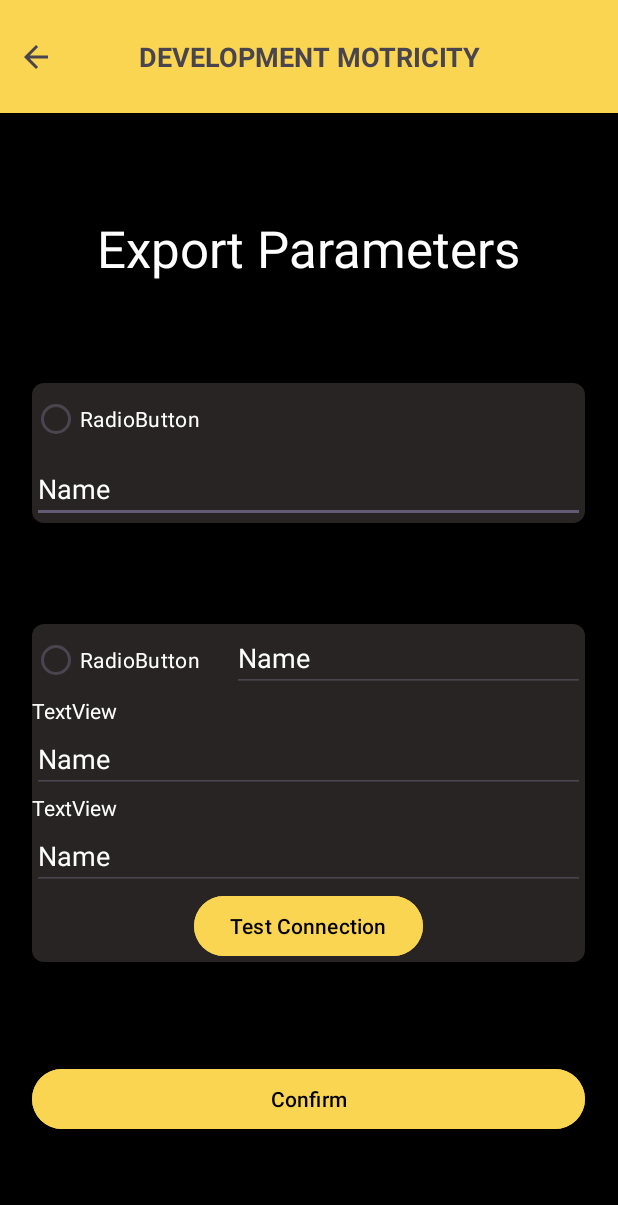
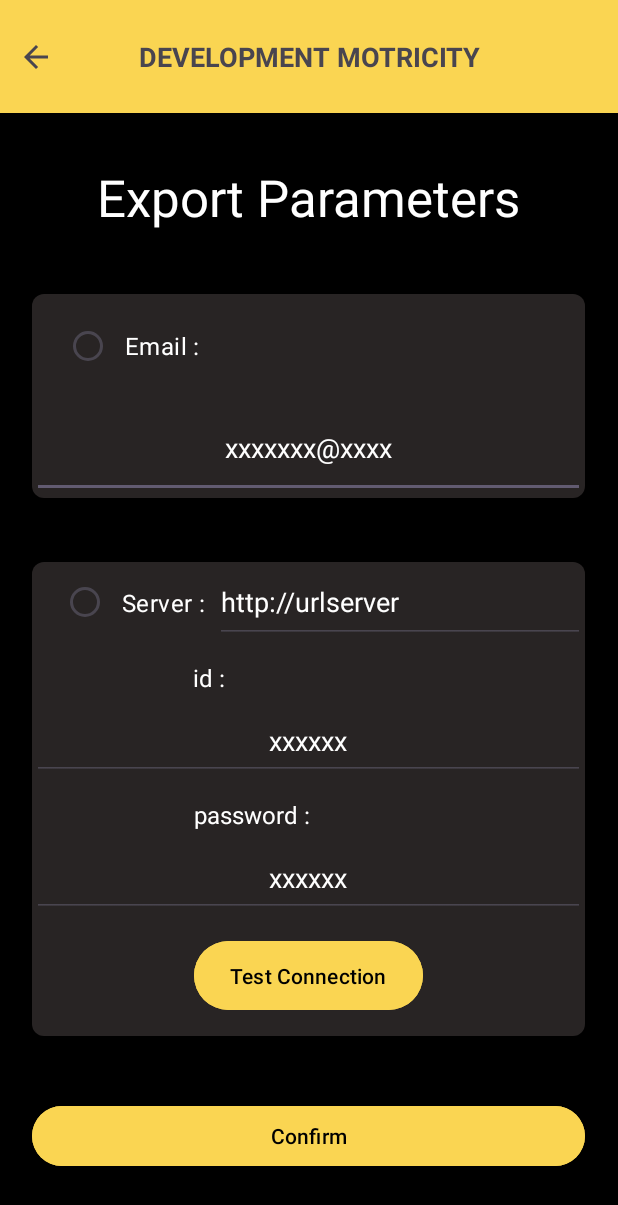
Before and after one commit to RGouaud/MotricityExercices, an Android app: the SettingsActivity screen opened directly, with no data from a screen before it, on a phone screen of 412 x 824 dp. Shown: the top 1205 px of the screen. Run offline under Robolectric (Android 15) with nearby library versions, the phone set to English and light mode, and no system bars.

Commit message:
Fin page parametres, il manque que la sauvegarde du type d'export

```diff
--- a/app/src/main/java/com/example/ex_motricite/ListTestActivity.java
+++ b/app/src/main/java/com/example/ex_motricite/ListTestActivity.java
@@ -10,6 +10,8 @@ import android.content.Intent;
 public class ListTestActivity extends AppCompatActivity {
 
     private Button buttonExport;
+    private Button buttonDelete;
+
 
     @Override
     protected void onCreate(Bundle savedInstanceState) {
@@ -17,6 +19,8 @@ public class ListTestActivity extends AppCompatActivity {
         setContentView(R.layout.activity_list_of_test);
 
         buttonExport = findViewById(R.id.b_exportSelection);
+        buttonDelete = findViewById(R.id.b_deselectAll);
+
 
         buttonExport.setOnClickListener(new View.OnClickListener() {
             @Override
@@ -25,5 +29,13 @@ public class ListTestActivity extends AppCompatActivity {
                 startActivity(intent);
             }
         });
+
+        buttonDelete.setOnClickListener(new View.OnClickListener() {
+            @Override
+            public void onClick(View v) {
+                Intent intent = new Intent(ListTestActivity.this, SettingsActivity.class);
+                startActivity(intent);
+            }
+        });
     }
 }
--- a/app/src/main/java/com/example/ex_motricite/SettingsActivity.java
+++ b/app/src/main/java/com/example/ex_motricite/SettingsActivity.java
@@ -3,12 +3,45 @@ package com.example.ex_motricite;
 import androidx.appcompat.app.AppCompatActivity;
 
 import android.os.Bundle;
+import android.view.View;
+import android.widget.RadioButton;
 
 public class SettingsActivity extends AppCompatActivity {
+
+    private RadioButton rbEmail;
+    private RadioButton rbServer;
 
     @Override
     protected void onCreate(Bundle savedInstanceState) {
         super.onCreate(savedInstanceState);
         setContentView(R.layout.activity_settings);
+
+        rbEmail = findViewById(R.id.rb_email);
+        rbServer = findViewById(R.id.rb_server);
+
+        rbEmail.setOnClickListener(new View.OnClickListener() {
+            @Override
+            public void onClick(View v) {
+                onRadioButtonClicked(rbEmail);
+            }
+        });
+
+        rbServer.setOnClickListener(new View.OnClickListener() {
+            @Override
+            public void onClick(View v) {
+                onRadioButtonClicked(rbServer);
+            }
+        });
     }
+
+    private void onRadioButtonClicked(RadioButton clickedRadioButton) {
+        // Décoche l'autre RadioButton et le désactive
+        if (clickedRadioButton == rbEmail) {
+            rbServer.setChecked(false);
+        } else if (clickedRadioButton == rbServer) {
+            rbEmail.setChecked(false);
+        }
+
+    }
+
 }
--- a/app/src/main/res/layout/activity_settings.xml
+++ b/app/src/main/res/layout/activity_settings.xml
@@ -45,12 +45,13 @@
                     <Space
                         android:layout_width="match_parent"
                         android:layout_height="wrap_content"
-                        android:layout_weight="1" />
+                        android:layout_weight="4" />
 
                     <TextView
                         android:id="@+id/tv_Parameters"
                         android:layout_width="match_parent"
                         android:layout_height="wrap_content"
+                        android:layout_weight="1"
                         android:text="Export Parameters"
                         android:textAlignment="center"
                         android:textColor="#FFFFFF"
@@ -59,28 +60,50 @@
                     <Space
                         android:layout_width="match_parent"
                         android:layout_height="wrap_content"
-                        android:layout_weight="1" />
+                        android:layout_weight="4" />
 
                     <LinearLayout
                         android:layout_width="match_parent"
                         android:layout_height="wrap_content"
+                        android:layout_weight="5"
                         android:background="@drawable/layout_bg_rounded"
                         android:orientation="vertical">
 
-                        <RadioButton
-                            android:id="@+id/radioButton"
+                        <LinearLayout
                             android:layout_width="match_parent"
                             android:layout_height="wrap_content"
-                            android:text="RadioButton"
-                            android:textColor="#FFFFFF" />
+                            android:layout_weight="1"
+                            android:orientation="horizontal">
+
+                            <Space
+                                android:layout_width="wrap_content"
+                                android:layout_height="match_parent"
+                                android:layout_weight="1" />
+
+                            <RadioButton
+                                android:id="@+id/rb_email"
+                                android:layout_width="wrap_content"
+                                android:layout_height="match_parent"
+                                android:layout_weight="2"
+                                android:text="  Email :"
+                                android:textColor="#FFFFFF"
+                                android:textSize="16sp" />
+
+                            <Space
+                                android:layout_width="wrap_content"
+                                android:layout_height="match_parent"
+                                android:layout_weight="10" />
+                        </LinearLayout>
 
                         <EditText
                             android:id="@+id/editTextText"
                             android:layout_width="match_parent"
                             android:layout_height="wrap_content"
+                            android:layout_weight="1"
                             android:ems="10"
                             android:inputType="text"
-                            android:text="Name"
+                            android:text="xxxxxxx@xxxx"
+                            android:textAlignment="center"
                             android:textColor="#FFFFFF" />
 
                     </LinearLayout>
@@ -88,85 +111,124 @@
                     <Space
                         android:layout_width="match_parent"
                         android:layout_height="wrap_content"
-                        android:layout_weight="1" />
+                        android:layout_weight="5" />
 
                     <LinearLayout
                         android:layout_width="match_parent"
                         android:layout_height="wrap_content"
+                        android:layout_weight="10"
                         android:background="@drawable/layout_bg_rounded"
                         android:orientation="vertical">
 
                         <LinearLayout
                             android:layout_width="match_parent"
-                            android:layout_height="match_parent"
+                            android:layout_height="wrap_content"
+                            android:layout_weight="1"
                             android:orientation="horizontal">
 
+                            <Space
+                                android:layout_width="wrap_content"
+                                android:layout_height="match_parent"
+                                android:layout_weight="6" />
+
                             <RadioButton
-                                android:id="@+id/radioButton2"
+                                android:id="@+id/rb_server"
                                 android:layout_width="wrap_content"
-                                android:layout_height="wrap_content"
-                                android:layout_weight="1"
-                                android:text="RadioButton"
-                                android:textColor="#FFFFFF" />
+                                android:layout_height="match_parent"
+                                android:layout_weight="2"
+                                android:text="  Server :"
+                                android:textColor="#FFFFFF"
+                                android:textSize="16sp" />
 
                             <EditText
                                 android:id="@+id/editTextText2"
                                 android:layout_width="wrap_content"
-                                android:layout_height="wrap_content"
-                                android:layout_weight="1"
+                                android:layout_height="match_parent"
+                                android:layout_weight="10"
                                 android:ems="10"
                                 android:inputType="text"
-                                android:text="Name"
+                                android:text="http://urlserver"
                                 android:textColor="#FFFFFF" />
                         </LinearLayout>
+
+                        <Space
+                            android:layout_width="match_parent"
+                            android:layout_height="wrap_content"
+                            android:layout_weight="2" />
 
                         <TextView
                             android:id="@+id/textView"
                             android:layout_width="match_parent"
                             android:layout_height="wrap_content"
-                            android:text="TextView"
-                            android:textColor="#FFFFFF" />
+                            android:layout_weight="1"
+                            android:text="id :                                 "
+                            android:textAlignment="center"
+                            android:textColor="#FFFFFF"
+                            android:textSize="16sp" />
 
                         <EditText
                             android:id="@+id/editTextText3"
                             android:layout_width="match_parent"
                             android:layout_height="wrap_content"
+                            android:layout_weight="1"
                             android:ems="10"
                             android:inputType="text"
-                            android:text="Name"
+                            android:text="xxxxxx"
+                            android:textAlignment="center"
                             android:textColor="#FFFFFF" />
+
+                        <Space
+                            android:layout_width="match_parent"
+                            android:layout_height="wrap_content"
+                            android:layout_weight="2" />
 
                         <TextView
                             android:id="@+id/textView8"
                             android:layout_width="match_parent"
                             android:layout_height="wrap_content"
-                            android:text="TextView"
-                            android:textColor="#FFFFFF" />
+                            android:layout_weight="1"
+                            android:text="password :                   "
+                            android:textAlignment="center"
+                            android:textColor="#FFFFFF"
+                            android:textSize="16sp" />
 
                         <EditText
                             android:id="@+id/editTextText4"
                             android:layout_width="match_parent"
                             android:layout_height="wrap_content"
+                            android:layout_weight="1"
                             android:ems="10"
                             android:inputType="text"
-                            android:text="Name"
+                            android:text="xxxxxx"
+                            android:textAlignment="center"
                             android:textColor="#FFFFFF" />
+
+                        <Space
+                            android:layout_width="match_parent"
+                            android:layout_height="wrap_content"
+                            android:layout_weight="2" />
 
                         <Button
                             android:id="@+id/b_TestConnection"
                             android:layout_width="wrap_content"
                             android:layout_height="wrap_content"
                             android:layout_gravity="center_horizontal"
+                            android:layout_weight="1"
                             android:backgroundTint="#FAD552"
                             android:text="Test Connection"
                             android:textColor="#000000" />
+
+                        <Space
+                            android:layout_width="match_parent"
+                            android:layout_height="wrap_content"
+                            android:layout_weight="2" />
 
                     </LinearLayout>
 
                     <Space
                         android:layout_width="match_parent"
                         android:layout_height="wrap_content"
-                        android:layout_weight="1" />
+                        android:layout_weight="5" />
 
                     <Button
                         android:id="@+id/button3"
@@ -179,7 +241,7 @@
                     <Space
                         android:layout_width="match_parent"
                         android:layout_height="wrap_content"
-                        android:layout_weight="1" />
+                        android:layout_weight="5" />
 
                 </LinearLayout>
 
```
